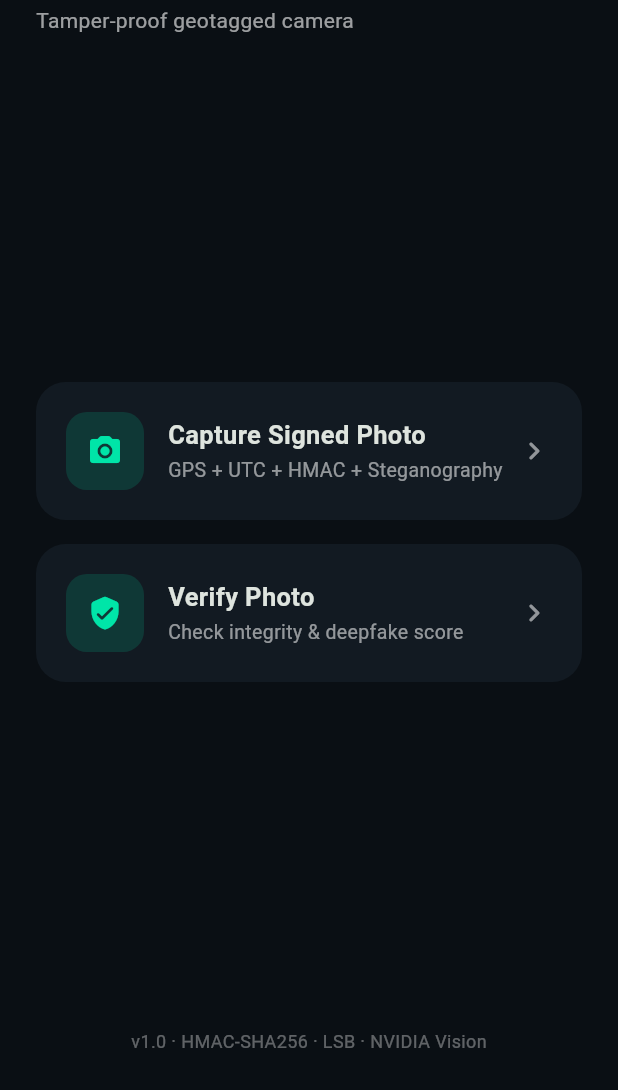
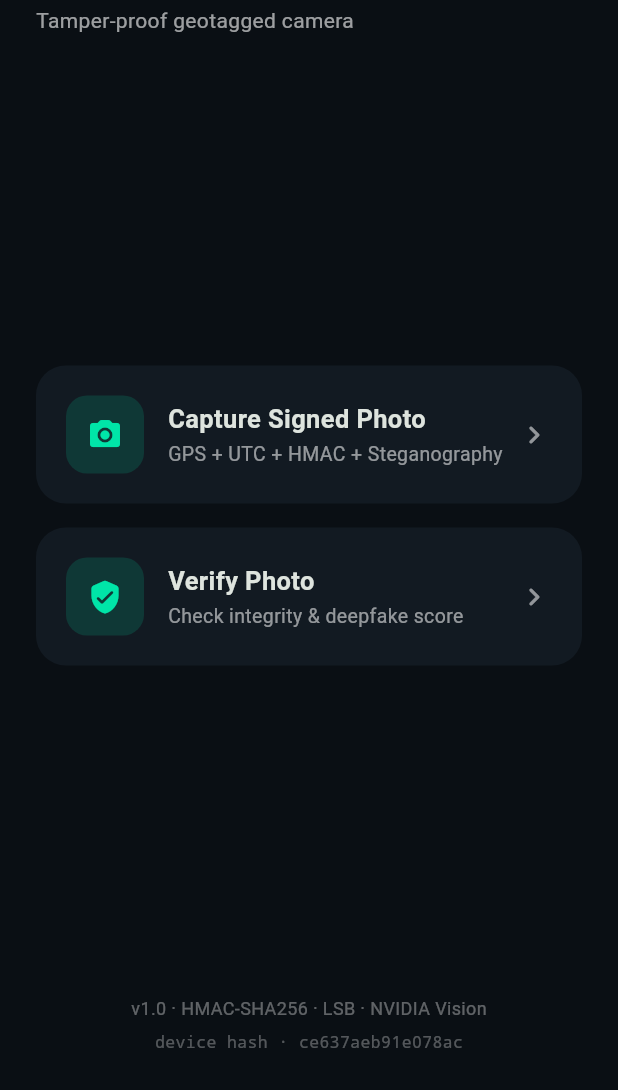
Before and after one commit to ShUbHaMHiReMaT/veripic_flutter_app, a Flutter app: the screen it shows after launch, on a phone screen of 412 x 824 dp, the part 146-1236 px from its top. Run offline on Flutter 3.47's test engine with Material 3 defaults, Android fonts, the phone set to English and light mode, and no system bars; our stand-ins replace camera, device_info_plus, flutter_dotenv, flutter_secure_storage, geocoding, geolocator and 2 more; missing offline and left inert: android_id, gal.

Commit message:
Use deterministic per-device hardware fingerprint instead of IMEI; fix leaked API key; polish UX
- DeviceService now derives one stable SHA-256 hash per physical device
  (Settings.Secure.ANDROID_ID on Android, identifierForVendor on iOS)
  instead of a random per-install ID, so every photo from a device shares
  the same fingerprint as requested. True IMEI access isn't viable: Android
  10+ blocks it behind a privileged permission Play Store apps can't hold,
  and iOS never exposes it to third-party apps — documented in README.
- Stop tracking .env (it contained a live NVIDIA API key); .gitignore now
  excludes it. The exposed key should be rotated at build.nvidia.com.
- Friendlier permission-denied UI in the camera screen (explains why
  access is needed, offers Grant Access / Open Settings instead of a raw
  exception string).
- Small UX polish: capture haptics, copy-to-clipboard on verification
  fields, device fingerprint shown on the home screen for transparency.

```diff
--- a/flutter_app/lib/screens/home_screen.dart
+++ b/flutter_app/lib/screens/home_screen.dart
@@ -1,10 +1,18 @@
 import 'package:flutter/material.dart';
 
+import '../services/device_service.dart';
 import 'camera_screen.dart';
 import 'verify_screen.dart';
 
-class HomeScreen extends StatelessWidget {
+class HomeScreen extends StatefulWidget {
   const HomeScreen({super.key});
+
+  @override
+  State<HomeScreen> createState() => _HomeScreenState();
+}
+
+class _HomeScreenState extends State<HomeScreen> {
+  final DeviceService _deviceService = DeviceService();
 
   @override
   Widget build(BuildContext context) {
@@ -43,6 +51,22 @@ class HomeScreen extends StatelessWidget {
               Center(
                 child: Text('v1.0 · HMAC-SHA256 · LSB · NVIDIA Vision',
                     style: TextStyle(color: Colors.white.withOpacity(0.35), fontSize: 12)),
+              ),
+              const SizedBox(height: 6),
+              Center(
+                child: FutureBuilder<String>(
+                  future: _deviceService.fingerprint(),
+                  builder: (BuildContext context, AsyncSnapshot<String> snap) {
+                    final String id = snap.data == null
+                        ? 'resolving device hash…'
+                        : 'device hash · ${snap.data!.substring(0, 16)}';
+                    return Text(id,
+                        style: TextStyle(
+                            color: Colors.white.withOpacity(0.3),
+                            fontSize: 11,
+                            fontFamily: 'monospace'));
+                  },
+                ),
               ),
             ],
           ),
--- a/flutter_app/pubspec.yaml
+++ b/flutter_app/pubspec.yaml
@@ -30,6 +30,7 @@ dependencies:
   image_picker: ^1.1.2
   intl: ^0.20.3
   device_info_plus: ^10.1.0
+  android_id: ^0.5.2
   gal: ^2.3.3
   geocoding: ^3.0.0
 
```
Also changed, not shown: flutter_app/lib/screens/camera_screen.dart (+55 -1 lines), flutter_app/lib/screens/verify_screen.dart (+57 -15 lines), flutter_app/lib/services/camera_service.dart (+26 -5 lines), flutter_app/lib/services/device_service.dart (+56 -11 lines), 3 other files.
